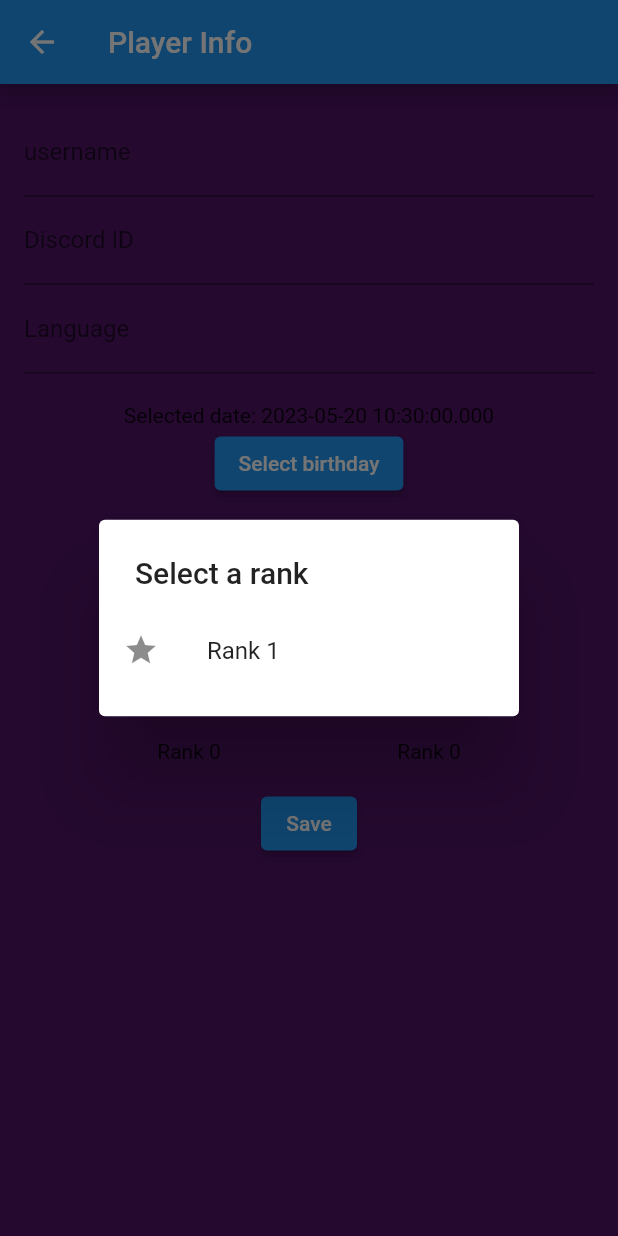
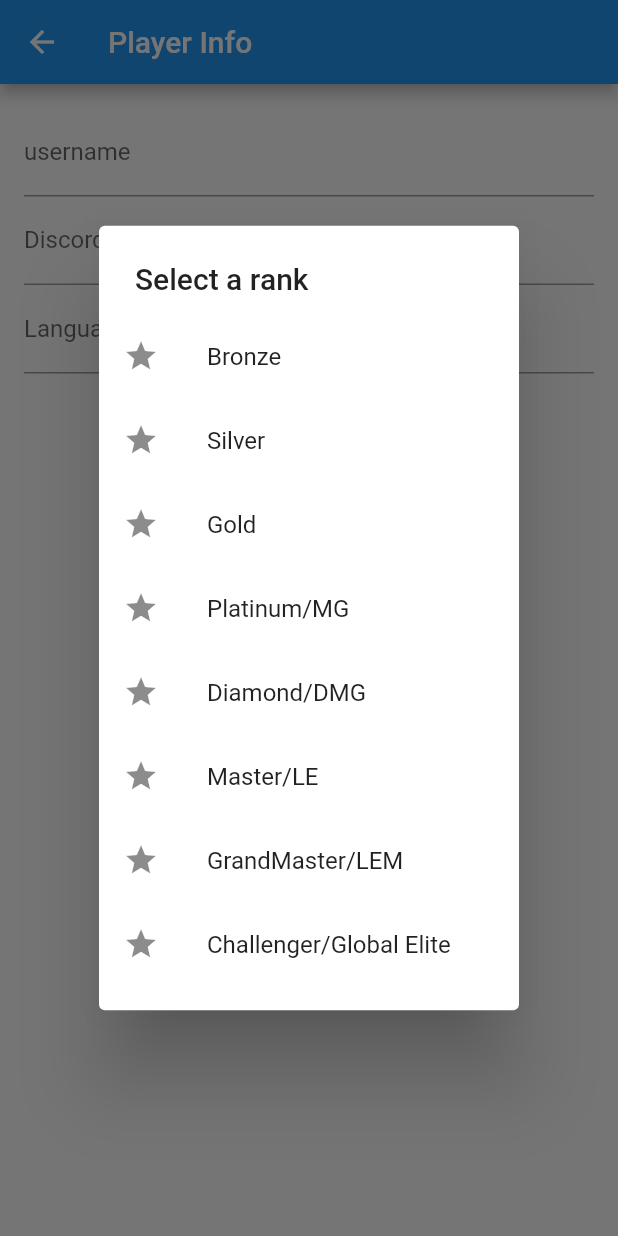
Before and after one commit to PedroRomao3/Software-Engineering_FEUP, a Flutter app: the PlayerInfoPage screen opened directly with empty values, after a tap on an icon or button, on a phone screen of 412 x 824 dp. Run offline on Flutter 3.47's test engine with Material 2 defaults, Android fonts, the phone set to English and light mode, and no system bars; our stand-ins replace cloud_firestore, firebase_auth, firebase_core, firebase_storage; accounts and stored records are empty.

Commit message:
fixing ranks/changing graphics

```diff
--- a/app/e_lobby/lib/player_info.dart
+++ b/app/e_lobby/lib/player_info.dart
@@ -19,8 +19,43 @@ class RankSelectionDialog extends StatelessWidget {
         //AQUI DEVERIAMOS CRIAR UMA TABLE NA DATABASE COM O NOME E IMG PARA DAR DISPLAY E ESCOLHER DE TODOS
         ListTile(
           leading: const Icon(Icons.grade),
-          title: const Text('Rank 1'),
+          title: const Text('Bronze'),
           onTap: () => Navigator.pop(context, 1),
+        ),
+        ListTile(
+          leading: const Icon(Icons.grade),
+          title: const Text('Silver'),
+          onTap: () => Navigator.pop(context, 2),
+        ),
+        ListTile(
+          leading: const Icon(Icons.grade),
+          title: const Text('Gold'),
+          onTap: () => Navigator.pop(context, 3),
+        ),
+        ListTile(
+          leading: const Icon(Icons.grade),
+          title: const Text('Platinum/MG'),
+          onTap: () => Navigator.pop(context, 4),
+        ),
+        ListTile(
+          leading: const Icon(Icons.grade),
+          title: const Text('Diamond/DMG'),
+          onTap: () => Navigator.pop(context, 5),
+        ),
+        ListTile(
+          leading: const Icon(Icons.grade),
+          title: const Text('Master/LE'),
+          onTap: () => Navigator.pop(context, 6),
+        ),
+        ListTile(
+          leading: const Icon(Icons.grade),
+          title: const Text('GrandMaster/LEM'),
+          onTap: () => Navigator.pop(context, 7),
+        ),
+        ListTile(
+          leading: const Icon(Icons.grade),
+          title: const Text('Challenger/Global Elite'),
+          onTap: () => Navigator.pop(context, 8),
         ),
       ],
     );
@@ -85,7 +120,7 @@ class _PlayerInfoPageState extends State<PlayerInfoPage> {
         appBar: AppBar(
           title: Text('Player Info'),
         ),
-        backgroundColor: Color(0xFF501467),
+        backgroundColor: Colors.white,
         body: Padding(
             padding: const EdgeInsets.all(16.0),
             child: SingleChildScrollView(
```
Also changed, not shown: app/e_lobby/lib/Display_users.dart (+30 -18 lines), app/e_lobby/lib/RegistrationScreen.dart (+5 -4 lines), app/e_lobby/lib/Test.dart (+9 -9 lines), app/e_lobby/lib/main.dart (+11 -11 lines).
